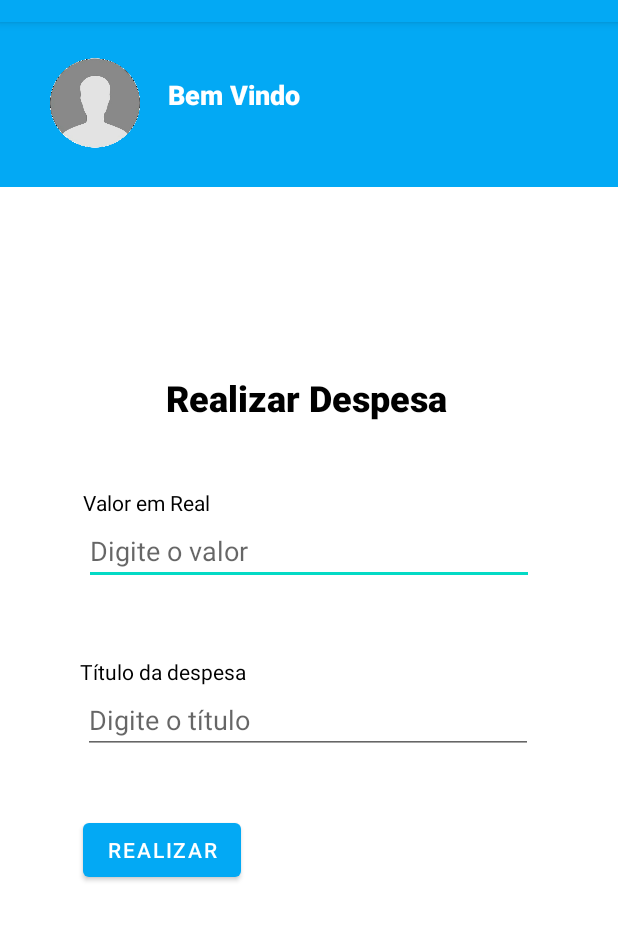
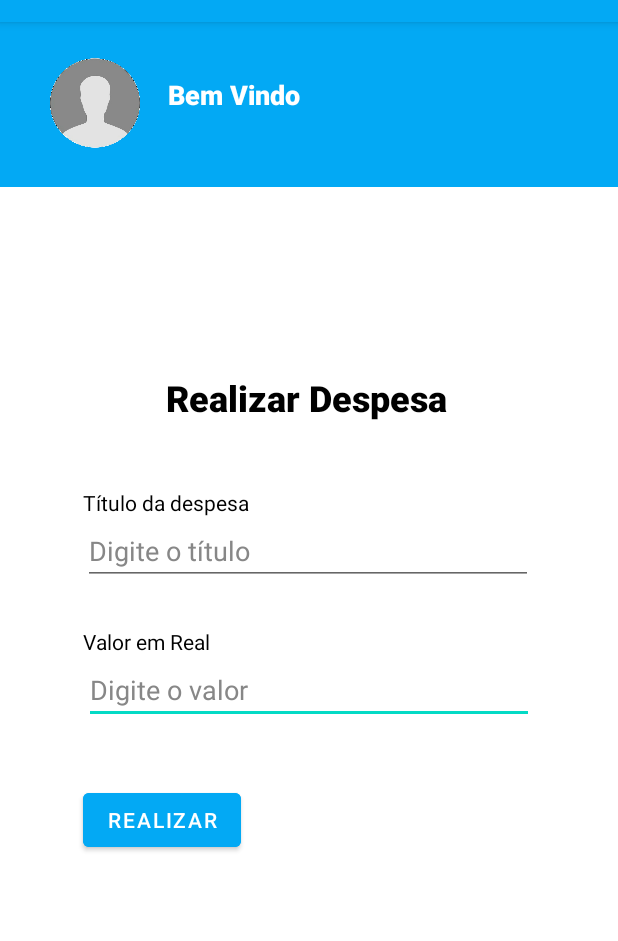
Before and after one commit to tarcizo12/Gestao_Financeira, an Android app: the ExpenseActivity screen opened directly, with no data from a screen before it, on a phone screen of 412 x 824 dp, the part 62-1003 px from its top. Run offline under Robolectric (Android 15) with nearby library versions, the phone set to English and light mode, and no system bars; our stand-ins replace Firebase (no records; nobody signed in at launch, a user with empty details on screens opened directly); libraries missing offline, so code that uses them is left out: com.example; Roboto replaces fonts that are not available here.

Commit message:
historico sem banco de dados

```diff
--- a/app/src/main/java/com/example/Activitys/HistoryActivity.kt
+++ b/app/src/main/java/com/example/Activitys/HistoryActivity.kt
@@ -1,5 +1,7 @@
 package com.example.Activitys
 
+import Entitys.HistoryRepository
+import adapter.HistoryAdapter
 import androidx.appcompat.app.AppCompatActivity
 import android.os.Bundle
 import androidx.recyclerview.widget.LinearLayoutManager
@@ -14,8 +16,8 @@ class HistoryActivity : AppCompatActivity() {
         setContentView(R.layout.activity_history)
 
         historyList = findViewById(R.id.historyList)
-        //historyList.layoutManager = LinearLayoutManager(this, ) //listagem linear
-        //historyList.adapter =
+        historyList.layoutManager = LinearLayoutManager(this) //listagem linear
+        historyList.adapter = HistoryAdapter(HistoryRepository.findAll())
 
     }
 }
--- a/app/src/main/java/com/example/Activitys/UserActivity.kt
+++ b/app/src/main/java/com/example/Activitys/UserActivity.kt
@@ -108,7 +108,7 @@ class UserActivity : AppCompatActivity(), View.OnClickListener {
         when(button?.id){
             R.id.userButtonRegisterRecipe -> startActivity(Intent(this, RevenueActivity::class.java))
             R.id.userButtonRegisterExpense -> startActivity(Intent(this,ExpenseActivity::class.java))
-         // R.id.userButtonRecipesAndExpenses -> startActivity(Intent(this, ::class.java))
+            R.id.userButtonRecipesAndExpenses -> startActivity(Intent(this, HistoryActivity::class.java))
         }
     }
 
--- a/app/src/main/res/layout/activity_expense.xml
+++ b/app/src/main/res/layout/activity_expense.xml
@@ -4,6 +4,7 @@
     xmlns:tools="http://schemas.android.com/tools"
     android:layout_width="match_parent"
     android:layout_height="match_parent"
+    android:background="#FFFFFF"
     tools:context=".ExpenseActivity">
 
     <androidx.constraintlayout.widget.ConstraintLayout
@@ -74,10 +75,13 @@
             android:layout_height="wrap_content"
             android:layout_marginStart="115dp"
             android:layout_marginEnd="116dp"
+            android:digits="0123456789,"
             android:ems="10"
+            android:foregroundTint="#03A9F4"
             android:hint="Digite o valor"
-            android:digits="0123456789,"
             android:inputType="numberDecimal"
+            android:textColor="#000000"
+            android:textColorHint="#878787"
             app:layout_constraintEnd_toEndOf="parent"
             app:layout_constraintStart_toStartOf="parent"
             app:layout_constraintTop_toBottomOf="@+id/expenseValorEmReal"
@@ -88,8 +92,11 @@
             android:layout_width="300dp"
             android:layout_height="wrap_content"
             android:ems="10"
+            android:foregroundTint="#03A9F4"
             android:hint="Digite o título"
             android:inputType="textPersonName"
+            android:textColor="#000000"
+            android:textColorHint="#878787"
             app:layout_constraintEnd_toEndOf="parent"
             app:layout_constraintHorizontal_bias="0.495"
             app:layout_constraintStart_toStartOf="parent"
@@ -100,36 +107,39 @@
             android:id="@+id/expenseValorEmReal"
             android:layout_width="wrap_content"
             android:layout_height="wrap_content"
-            android:layout_marginTop="44dp"
+            android:layout_marginTop="28dp"
             android:text="Valor em Real"
             android:textColor="#000000"
             app:layout_constraintEnd_toEndOf="parent"
             app:layout_constraintHorizontal_bias="0.169"
             app:layout_constraintStart_toStartOf="parent"
-            app:layout_constraintTop_toBottomOf="@+id/expenseRealizarDespesa" />
+            app:layout_constraintTop_toBottomOf="@+id/revenueDigiteOTitulo" />
 
         <TextView
             android:id="@+id/expenseTituloDaDespesa"
             android:layout_width="wrap_content"
             android:layout_height="wrap_content"
-            android:layout_marginTop="48dp"
+            android:layout_marginTop="44dp"
             android:text="Título da despesa"
             android:textColor="#000000"
             app:layout_constraintEnd_toEndOf="parent"
-            app:layout_constraintHorizontal_bias="0.177"
+            app:layout_constraintHorizontal_bias="0.183"
             app:layout_constraintStart_toStartOf="parent"
-            app:layout_constraintTop_toBottomOf="@+id/expenseDigiteOValor" />
+            app:layout_constraintTop_toBottomOf="@+id/expenseRealizarDespesa" />
 
         <Button
             android:id="@+id/expenseRealizarBotao"
             android:layout_width="wrap_content"
             android:layout_height="wrap_content"
             android:layout_marginTop="40dp"
+            android:backgroundTint="#03A9F4"
             android:text="Realizar"
+            android:textColor="#FFFFFF"
             app:layout_constraintEnd_toEndOf="parent"
             app:layout_constraintHorizontal_bias="0.18"
             app:layout_constraintStart_toStartOf="parent"
-            app:layout_constraintTop_toBottomOf="@+id/revenueDigiteOTitulo" />
+            app:layout_constraintTop_toBottomOf="@+id/expenseDigiteOValor"
+            app:rippleColor="#03A9F4" />
 
     </androidx.constraintlayout.widget.ConstraintLayout>
 </androidx.constraintlayout.widget.ConstraintLayout>
```
Also changed, not shown: app/src/main/java/adapter/HistoryAdapter.kt (+33 -10 lines), app/src/main/res/layout/activity_history.xml (+18 -0 lines), app/src/main/res/layout/activity_revenue.xml (+12 -7 lines), app/src/main/res/layout/history_cardview.xml (+14 -6 lines), app/src/main/res/layout/login_activity.xml (+4 -6 lines), app/src/main/res/layout/user_activity.xml (+9 -1 lines).
